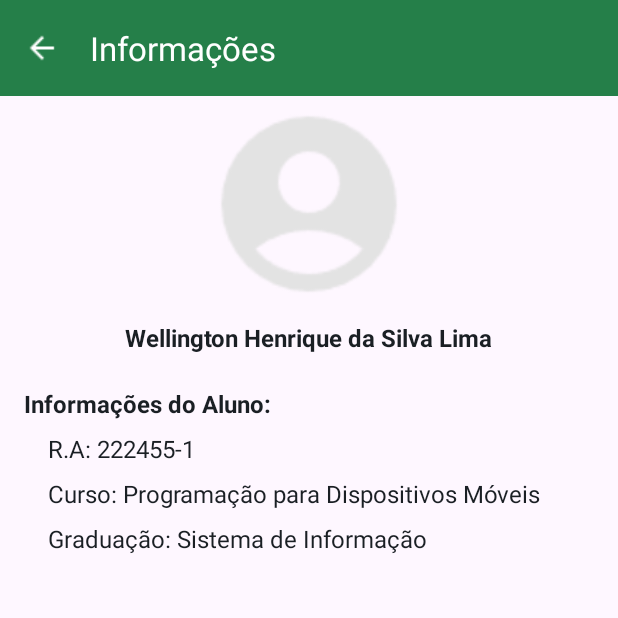
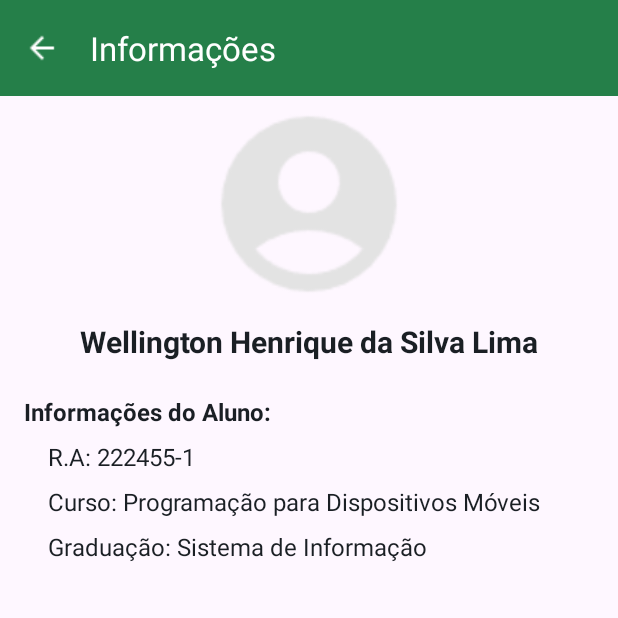
Before and after one commit to WellingtonHSL/App-CalculadoraMedia, an Android app: the screen it shows after launch (DetailMembersActivity), after a tap on "Aluno", on a phone screen of 412 x 824 dp, the top half of it. Run offline under Robolectric (Android 15) with nearby library versions, the phone set to English and light mode, and no system bars.

Commit message:
Style(Tema escuro): Adicionei os temas do modo escuro do App

```diff
--- a/app/src/main/res/layout/activity_detail_members.xml
+++ b/app/src/main/res/layout/activity_detail_members.xml
@@ -38,8 +38,8 @@
             android:layout_centerHorizontal="true"
             android:layout_marginTop="8dp"
             android:text="Name"
-            android:textColor="@color/gray500"
-            android:textSize="16sp"
+            android:textColor="?attr/colorDescription"
+            android:textSize="20sp"
             android:textStyle="bold" />
 
         <TextView
@@ -49,7 +49,7 @@
             android:layout_below="@id/tv_name_detail"
             android:layout_marginTop="22dp"
             android:text="Informação"
-            android:textColor="@color/gray500"
+            android:textColor="?attr/colorDescription"
             android:textSize="16sp"
             android:textStyle="bold" />
 
@@ -61,7 +61,7 @@
             android:layout_marginTop="8dp"
             android:paddingStart="16dp"
             android:text="0000000-0"
-            android:textColor="@color/gray500"
+            android:textColor="?attr/colorDescription"
             android:textSize="16sp" />
 
         <TextView
@@ -72,7 +72,7 @@
             android:layout_marginTop="8dp"
             android:paddingStart="16dp"
             android:text="Curso"
-            android:textColor="@color/gray500"
+            android:textColor="?attr/colorDescription"
             android:textSize="16sp" />
 
 
@@ -84,7 +84,7 @@
             android:layout_marginTop="8dp"
             android:paddingStart="16dp"
             android:text="Graduação"
-            android:textColor="@color/gray500"
+            android:textColor="?attr/colorDescription"
             android:textSize="16sp" />
     </RelativeLayout>
 
--- a/app/src/main/res/layout/activity_splash.xml
+++ b/app/src/main/res/layout/activity_splash.xml
@@ -5,7 +5,6 @@
     android:id="@+id/main"
     android:layout_width="match_parent"
     android:layout_height="match_parent"
-    android:background="@color/white"
     tools:context=".ui.SplashActivity">
 
     <ImageView
--- a/app/src/main/res/layout/card_member.xml
+++ b/app/src/main/res/layout/card_member.xml
@@ -16,7 +16,7 @@
             android:text="Posição"
             android:textStyle="bold"
             android:textSize="14sp"
-            android:textColor="@color/gray400"/>
+            android:textColor="?attr/colorTitle"/>
 
         <TextView
             android:id="@+id/tv_name"
@@ -27,7 +27,7 @@
             android:text="Nome"
             android:textStyle="bold"
             android:textSize="16sp"
-            android:textColor="@color/gray500"/>
+            android:textColor="?attr/colorDescription"/>
 
     </RelativeLayout>
 </androidx.cardview.widget.CardView>
--- a/app/src/main/res/values-night/themes.xml
+++ b/app/src/main/res/values-night/themes.xml
@@ -1,7 +1,16 @@
 <resources xmlns:tools="http://schemas.android.com/tools">
     <!-- Base application theme. -->
     <style name="Base.Theme.CalculadoraMedias" parent="Theme.Material3.DayNight.NoActionBar">
-        <!-- Customize your dark theme here. -->
-        <!-- <item name="colorPrimary">@color/my_dark_primary</item> -->
+        <!--  Primary brand color.  -->
+        <item name="colorPrimary">@color/greenbase</item>
+        <item name="colorPrimaryVariant">@color/greendark</item>
+        <item name="colorOnPrimary">@color/white</item>
+        <!--  Secondary brand color.  -->
+        <item name="colorSecondary">@color/greenlight</item>
+        <item name="colorSecondaryVariant">@color/greenbase</item>
+        <item name="colorOnSecondary">@color/gray500</item>
+        <!--  Custom color  -->
+        <item name="colorTitle">@color/gray300</item>
+        <item name="colorDescription">@color/gray200</item>
     </style>
 </resources>
--- a/app/src/main/res/values/colors.xml
+++ b/app/src/main/res/values/colors.xml
@@ -2,10 +2,13 @@
 <resources>
     <color name="black">#FF000000</color>
     <color name="white">#FFFFFFFF</color>
+    <color name="gray200">#CED6DC</color> <!-- Versão mais clara de #73808c -->
+    <color name="gray300">#B0B6BB</color>
     <color name="gray400">#73808c</color>
     <color name="gray500">#1a1f24</color>
     <color name="greenlight">#3b9b62</color>
     <color name="greenbase">#257f49</color>
     <color name="greendark">#052914</color>
+    <color name="yellow">#FFFF99</color>
 
 </resources>
--- a/app/src/main/res/values/themes.xml
+++ b/app/src/main/res/values/themes.xml
@@ -9,6 +9,9 @@
         <item name="colorSecondary">@color/greenlight</item>
         <item name="colorSecondaryVariant">@color/greenbase</item>
         <item name="colorOnSecondary">@color/gray500</item>
+        <!--  Custom color  -->
+        <item name="colorTitle">@color/gray400</item>
+        <item name="colorDescription">@color/gray500</item>
     </style>
 
     <style name="Theme.CalculadoraMedias" parent="Base.Theme.CalculadoraMedias" />
```
Also changed, not shown: app/src/main/res/layout/fragment_calculator.xml (+6 -1 lines), app/src/main/res/values/attrs.xml (added, +7 -0 lines).
